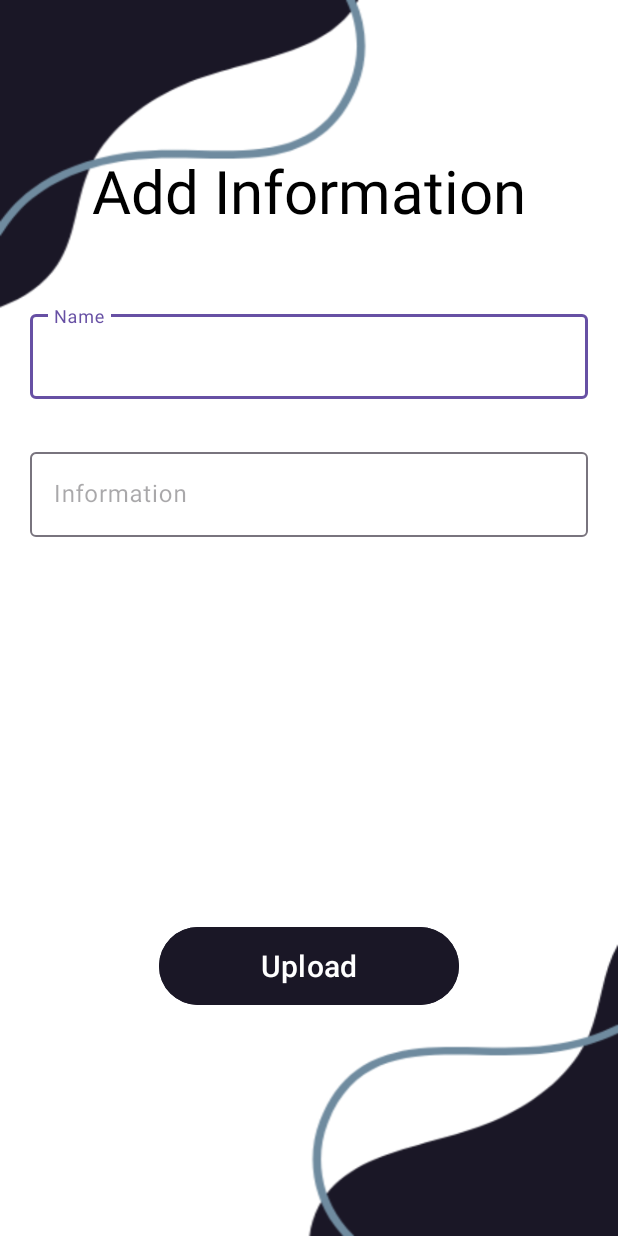
After one commit to Neos26/ServeOn, an Android app: the userUpload2 screen opened directly, with no data from a screen before it, on a phone screen of 412 x 824 dp. The commit adds this screen. Run offline under Robolectric (Android 15) with nearby library versions, the phone set to English and light mode, and no system bars; Roboto replaces fonts that are not available here.

Commit message:
update feb 2

```diff
--- /dev/null
+++ b/app/src/main/java/com/example/serveon_app/dataList.kt
@@ -0,0 +1,3 @@
+package com.example.serveon_app
+
+data class dataList(var name: String, var information: String)
--- /dev/null
+++ b/app/src/main/java/com/example/serveon_app/userUpload2.kt
@@ -0,0 +1,51 @@
+package com.example.serveon_app
+
+import android.os.Bundle
+import android.text.TextUtils
+import android.widget.Button
+import android.widget.Toast
+import androidx.activity.enableEdgeToEdge
+import androidx.appcompat.app.AppCompatActivity
+import androidx.core.view.ViewCompat
+import androidx.core.view.WindowInsetsCompat
+import com.google.android.material.textfield.TextInputEditText
+
+class userUpload2 : AppCompatActivity() {
+
+    private lateinit var name : TextInputEditText
+    private lateinit var information : TextInputEditText
+    private lateinit var upload : Button
+    private lateinit var db : DBHelper
+
+    override fun onCreate(savedInstanceState: Bundle?) {
+        super.onCreate(savedInstanceState)
+        setContentView(R.layout.activity_user_upload2)
+
+        name = findViewById(R.id.textedit)
+        information = findViewById(R.id.textedit2)
+        upload = findViewById(R.id.button)
+        db = DBHelper(this)
+
+        upload.setOnClickListener{
+            val name = name.text.toString()
+            val information = information.text.toString()
+            val savedata = db.saveuserdata(name, information)
+            if (TextUtils.isEmpty(name) || TextUtils.isEmpty(information)) {
+                Toast.makeText(this, "Please enter all fields", Toast.LENGTH_SHORT).show()
+
+            }
+            else{
+                if(savedata == true){
+                    Toast.makeText(this, "Data saved", Toast.LENGTH_SHORT).show()
+                }
+                else{
+                    Toast.makeText(this, "Data not saved", Toast.LENGTH_SHORT).show()
+                }
+            }
+        }
+
+
+
+
+    }
+}
--- /dev/null
+++ b/app/src/main/res/drawable/baseline_account_circle_24.xml
@@ -0,0 +1,5 @@
+<vector xmlns:android="http://schemas.android.com/apk/res/android" android:height="24dp" android:tint="#000000" android:viewportHeight="24" android:viewportWidth="24" android:width="24dp">
+
+    <path android:fillColor="@android:color/white" android:pathData="M12,2C6.48,2 2,6.48 2,12s4.48,10 10,10s10,-4.48 10,-10S17.52,2 12,2zM12,6c1.93,0 3.5,1.57 3.5,3.5S13.93,13 12,13s-3.5,-1.57 -3.5,-3.5S10.07,6 12,6zM12,20c-2.03,0 -4.43,-0.82 -6.14,-2.88C7.55,15.8 9.68,15 12,15s4.45,0.8 6.14,2.12C16.43,19.18 14.03,20 12,20z"/>
+
+</vector>
--- a/app/src/main/res/layout/activity_main.xml
+++ b/app/src/main/res/layout/activity_main.xml
@@ -475,6 +475,7 @@
             app:layout_constraintEnd_toEndOf="parent"
             app:layout_constraintHorizontal_bias="0.0"
             app:layout_constraintStart_toStartOf="parent"
+            android:background="@color/dark_blue"
             app:layout_constraintTop_toBottomOf="@id/row4"
             android:layout_marginBottom="100dp">
 
@@ -499,7 +500,7 @@
                         android:layout_centerHorizontal="true"
                         android:layout_marginTop="10dp"
                         android:fontFamily="@font/gabarito_bold"
-                        android:text="Users Services"
+                        android:text="Upload Services"
                         android:textColor="@color/dark_blue"
                         android:textSize="20sp" />
 
@@ -517,6 +518,8 @@
 
             </androidx.cardview.widget.CardView>
 
+
+
         </LinearLayout>
 
 
--- /dev/null
+++ b/app/src/main/res/layout/activity_user_upload2.xml
@@ -0,0 +1,74 @@
+<?xml version="1.0" encoding="utf-8"?>
+<androidx.constraintlayout.widget.ConstraintLayout xmlns:android="http://schemas.android.com/apk/res/android"
+    xmlns:app="http://schemas.android.com/apk/res-auto"
+    xmlns:tools="http://schemas.android.com/tools"
+    android:id="@+id/main"
+    android:layout_width="match_parent"
+    android:layout_height="match_parent"
+    android:background="@drawable/splash_bg"
+    tools:context=".userUpload2">
+
+    <TextView
+        android:id="@+id/textView3"
+        android:layout_width="wrap_content"
+        android:layout_height="wrap_content"
+        android:layout_marginTop="100dp"
+        android:text="Add Information"
+        android:textSize="40sp"
+        android:textColor="@color/black"
+        app:layout_constraintEnd_toEndOf="parent"
+        app:layout_constraintHorizontal_bias="0.498"
+        app:layout_constraintStart_toStartOf="parent"
+        app:layout_constraintTop_toTopOf="parent" />
+
+    <com.google.android.material.textfield.TextInputLayout
+        android:id="@+id/addInformationLayout"
+        style="@style/Base.Theme.ServeOn_app"
+        android:layout_width="match_parent"
+        android:layout_height="wrap_content"
+        android:hint="Name"
+
+        android:layout_marginTop="50dp"
+        android:layout_marginStart="20dp"
+        android:layout_marginEnd="20dp"
+        app:layout_constraintEnd_toEndOf="parent"
+        app:layout_constraintStart_toStartOf="parent"
+        app:layout_constraintTop_toBottomOf="@+id/textView3">
+
+        <com.google.android.material.textfield.TextInputEditText
+            android:id="@+id/textedit"
+            android:layout_width="match_parent"
+            android:layout_height="wrap_content" />
+    </com.google.android.material.textfield.TextInputLayout>
+
+    <com.google.android.material.textfield.TextInputLayout
+        android:id="@+id/addInformationLayout2"
+        style="@style/Base.Theme.ServeOn_app"
+        android:layout_width="match_parent"
+        android:hint="Information"
+
+        android:layout_marginTop="30dp"
+        android:layout_marginStart="20dp"
+        android:layout_marginEnd="20dp"
+        android:layout_height="wrap_content"
+        app:layout_constraintStart_toStartOf="parent"
+        app:layout_constraintTop_toBottomOf="@+id/addInformationLayout">
+
+        <com.google.android.material.textfield.TextInputEditText
+            android:id="@+id/textedit2"
+            android:layout_width="match_parent"
+            android:layout_height="wrap_content" />
+    </com.google.android.material.textfield.TextInputLayout>
+
+    <Button
+        android:id="@+id/button"
+        android:layout_width="200dp"
+        android:layout_height="60dp"
+        android:layout_marginBottom="150dp"
+        android:backgroundTint="@color/dark_blue"
+        android:text="Upload"
+        android:textSize="20sp"
+        app:layout_constraintBottom_toBottomOf="parent"
+        app:layout_constraintEnd_toEndOf="parent"
+        app:layout_constraintStart_toStartOf="parent" />
+</androidx.constraintlayout.widget.ConstraintLayout>
```
Also changed, not shown: app/src/main/AndroidManifest.xml (+7 -1 lines), app/src/main/java/com/example/serveon_app/DBHelper.kt (added, +37 -0 lines), app/src/main/java/com/example/serveon_app/delivery_Activity.kt (+36 -6 lines), app/src/main/java/com/example/serveon_app/delivery_Activity2.kt (added, +47 -0 lines), app/src/main/java/com/example/serveon_app/myAdapter.kt (added, +32 -0 lines), app/src/main/java/com/example/serveon_app/userUpload.kt (+36 -5 lines), app/src/main/res/layout/activity_delivery.xml (+23 -1 lines), app/src/main/res/layout/activity_delivery_upload.xml (added, +72 -0 lines), app/src/main/res/layout/activity_user_upload.xml (+23 -0 lines), app/src/main/res/layout/list_item.xml (added, +35 -0 lines).
